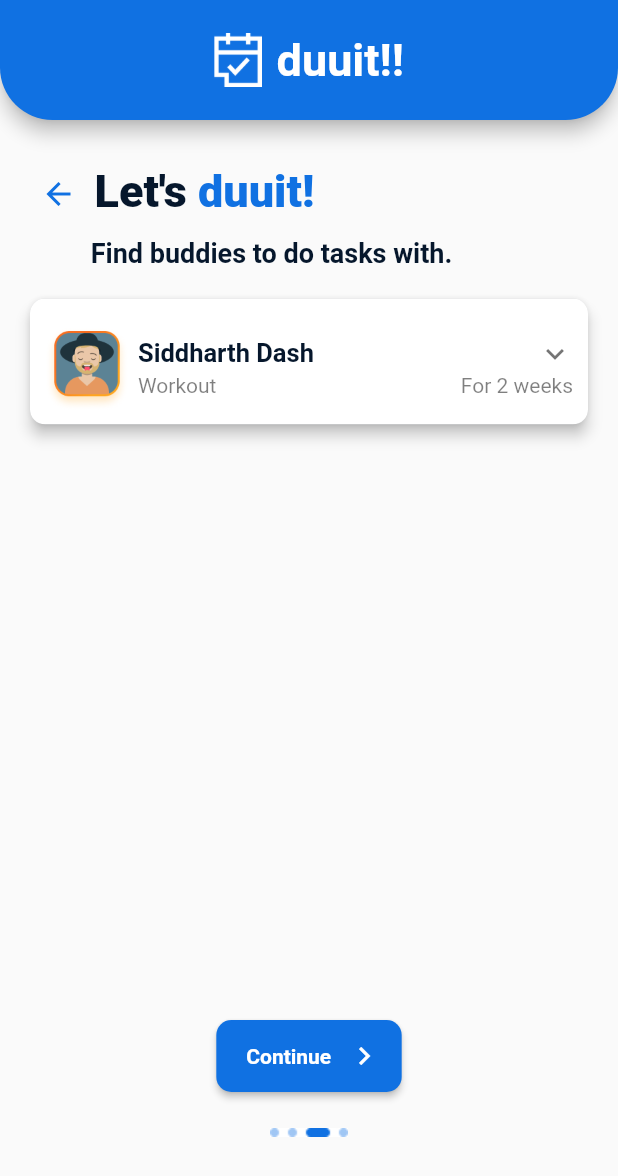
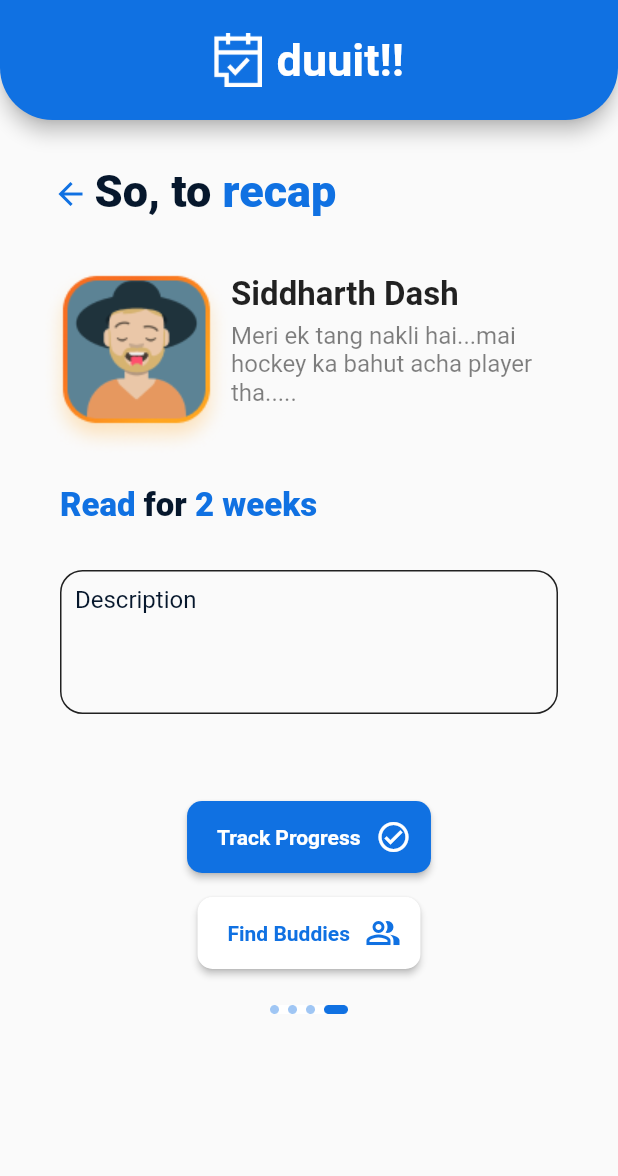
Before and after one commit to priyanshu-sekhar/duuit-app, a Flutter app: the OnboardingScreen4 screen opened by its route, on a phone screen of 412 x 824 dp. Shown: the top 1176 px of the screen. Run offline on Flutter 3.47's test engine with Material 2 defaults, Android fonts, the phone set to English and light mode, and no system bars.

Commit message:
added onboardingscreen5, swapped screens + formatting fixes

```diff
--- a/lib/src/app.dart
+++ b/lib/src/app.dart
@@ -4,6 +4,7 @@ import 'package:duuit/src/screens/onboarding/onboarding_screen_1.dart';
 import 'package:duuit/src/screens/onboarding/onboarding_screen_2.dart';
 import 'package:duuit/src/screens/onboarding/onboarding_screen_3.dart';
 import 'package:duuit/src/screens/onboarding/onboarding_screen_4.dart';
+import 'package:duuit/src/screens/onboarding/onboarding_screen_5.dart';
 import 'package:flutter/cupertino.dart';
 import 'package:flutter/material.dart';
 
@@ -14,14 +15,21 @@ class App extends StatelessWidget {
       child: MaterialApp(
         title: 'duuit!!',
         theme: ThemeData(
-          primaryColor: Color(0xFF1071E2)
+          primaryColor: Color(0xFF1071E2),
+          pageTransitionsTheme: PageTransitionsTheme(
+              builders: {
+                TargetPlatform.android: CupertinoPageTransitionsBuilder(),
+                TargetPlatform.iOS: CupertinoPageTransitionsBuilder()
+              }
+          ),
         ),
         routes: {
           '/': (context) => LoginScreen(),
           OnboardingScreen1.route: (context) => OnboardingScreen1(),
           OnboardingScreen2.route: (context) => OnboardingScreen2(),
           OnboardingScreen3.route: (context) => OnboardingScreen3(),
-          OnboardingScreen4.route: (context) => OnboardingScreen4()
+          OnboardingScreen4.route: (context) => OnboardingScreen4(),
+          OnboardingScreen5.route: (context) => OnboardingScreen5()
         },
       ),
     );
--- a/lib/src/screens/login_screen.dart
+++ b/lib/src/screens/login_screen.dart
@@ -13,13 +13,18 @@ class LoginScreen extends StatelessWidget {
 
     return Scaffold(
       appBar: AppBar(
-        title: Column(
+        title: Container(
+          alignment: Alignment.center,
+          child: Column(
+            crossAxisAlignment: CrossAxisAlignment.center,
+            mainAxisAlignment: MainAxisAlignment.center,
             children: [
               Padding(padding: EdgeInsets.only(top: toolbarHeight - 200)),
               Logo(height: 90),
               Padding(padding: EdgeInsets.only(bottom: 20.0)),
               AppTitle(fontSize: 42.0)
             ],
+          ),
         ),
         toolbarHeight: toolbarHeight,
         shape: RoundedRectangleBorder(
--- a/lib/src/screens/onboarding/onboarding_screen_1.dart
+++ b/lib/src/screens/onboarding/onboarding_screen_1.dart
@@ -2,6 +2,7 @@ import 'package:duuit/src/screens/onboarding/onboarding_screen_2.dart';
 import 'package:duuit/src/widgets/continue_button.dart';
 import 'package:duuit/src/widgets/header.dart';
 import 'package:duuit/src/widgets/onboarding_header.dart';
+import 'package:duuit/src/widgets/profile_pic.dart';
 import 'package:flutter/cupertino.dart';
 import 'package:flutter/material.dart';
 
@@ -29,7 +30,7 @@ class OnboardingScreen1 extends StatelessWidget {
         mainAxisAlignment: MainAxisAlignment.start,
         children: [
           Padding(padding: EdgeInsets.only(top: 70)),
-          profilePic(),
+          ProfilePic(),
           userName(),
           Padding(padding: EdgeInsets.only(bottom: 15)),
           userBio(),
@@ -46,13 +47,6 @@ class OnboardingScreen1 extends StatelessWidget {
   Widget backButton(BuildContext context) {
     return Positioned(
       child: BackButton(),
-    );
-  }
-
-  Widget profilePic() {
-    return Container(
-      decoration: BoxDecoration(borderRadius: BorderRadius.circular(20)),
-      child: Image.asset('assets/profile_pic.png'),
     );
   }
 
--- a/lib/src/screens/onboarding/onboarding_screen_3.dart
+++ b/lib/src/screens/onboarding/onboarding_screen_3.dart
@@ -1,6 +1,7 @@
 import 'package:duuit/src/args/onboarding/onboarding_screen_3_args.dart';
 import 'package:duuit/src/screens/onboarding/onboarding_screen_4.dart';
 import 'package:duuit/src/widgets/continue_button.dart';
+import 'package:duuit/src/widgets/description_field.dart';
 import 'package:duuit/src/widgets/header.dart';
 import 'package:duuit/src/widgets/onboarding_header.dart';
 import 'package:flutter/cupertino.dart';
@@ -50,15 +51,7 @@ class OnboardingScreen3 extends StatelessWidget {
   }
 
   Widget goalDescription() {
-    return Container(
-      margin: EdgeInsets.only(left: 40, right: 40),
-      child: TextField(
-        decoration: textFieldDecoration(
-            labelText: 'Description', hintText: 'I would like to achieve'),
-        minLines: 4,
-        maxLines: 4,
-      ),
-    );
+    return DescriptionField();
   }
 
   Widget doItFor() {
@@ -112,30 +105,4 @@ class OnboardingScreen3 extends StatelessWidget {
           ],
         ));
   }
-
-  InputDecoration textFieldDecoration({String hintText, String labelText}) {
-    return InputDecoration(
-      contentPadding: EdgeInsets.all(10),
-      focusedBorder: textFieldBorder(),
-      enabledBorder: textFieldBorder(),
-      labelText: labelText,
-      hintText: hintText,
-      hintStyle: TextStyle(
-        fontSize: 14.0,
-        fontWeight: FontWeight.w400,
-      ),
-      labelStyle: TextStyle(
-          fontSize: 16.0,
-          fontWeight: FontWeight.w400,
-          color: Color(0xFF06172C)),
-      alignLabelWithHint: true,
-    );
-  }
-
-  OutlineInputBorder textFieldBorder() {
-    return OutlineInputBorder(
-      borderRadius: BorderRadius.circular(15),
-      borderSide: BorderSide(color: Colors.black87),
-    );
-  }
 }
--- a/lib/src/screens/onboarding/onboarding_screen_4.dart
+++ b/lib/src/screens/onboarding/onboarding_screen_4.dart
@@ -1,18 +1,15 @@
-import 'package:duuit/src/screens/tiles/buddy_tile.dart';
-import 'package:duuit/src/widgets/continue_button.dart';
+import 'package:duuit/src/screens/onboarding/onboarding_screen_5.dart';
+import 'package:duuit/src/widgets/app_rich_text.dart';
+import 'package:duuit/src/widgets/description_field.dart';
 import 'package:duuit/src/widgets/header.dart';
 import 'package:duuit/src/widgets/onboarding_header.dart';
+import 'package:duuit/src/widgets/profile_pic.dart';
 import 'package:flutter/cupertino.dart';
 import 'package:flutter/material.dart';
 
-class OnboardingScreen4 extends StatefulWidget {
+class OnboardingScreen4 extends StatelessWidget {
   static const route = '/onboarding/4';
 
-  @override
-  OnboardingScreen4State createState() => OnboardingScreen4State();
-}
-
-class OnboardingScreen4State extends State<OnboardingScreen4> {
   @override
   Widget build(BuildContext context) {
     return Scaffold(
@@ -21,44 +18,134 @@ class OnboardingScreen4State extends State<OnboardingScreen4> {
         child: Column(
           children: [
             OnboardingHeader(
-              header: 'Let\'s ',
-              highlightedText: 'duuit!',
+              header: 'So, to ',
+              highlightedText: 'recap',
             ),
-            subtitle(),
-            Padding(padding: EdgeInsets.only(top: 20)),
+            Padding(padding: EdgeInsets.only(bottom: 20)),
             Container(
-              padding: EdgeInsets.only(left: 20, right: 20),
-              child: buddyList(),
+              margin: EdgeInsets.only(left: 28, right: 36),
+              child: recapContent(),
             ),
-            Spacer(),
+            Padding(padding: EdgeInsets.only(bottom: 20)),
+            Container(
+              margin: EdgeInsets.only(left: 40),
+              alignment: AlignmentDirectional.topStart,
+              child: AppRichText(
+                leadingText: 'Read ',
+                header: 'for ',
+                highlightedText: '2 weeks',
+                fontSize: 22,
+              ),
+            ),
+            Padding(padding: EdgeInsets.only(bottom: 30)),
+            DescriptionField(),
+            Padding(padding: EdgeInsets.only(bottom: 58)),
+            trackProgressButton(context),
+            Padding(padding: EdgeInsets.only(bottom: 16)),
+            findBuddiesButton(context),
             Padding(padding: EdgeInsets.only(top: 24)),
-            ContinueButton(),
-            Padding(padding: EdgeInsets.only(top: 24)),
-            Image.asset('assets/g3.jpg'),
-            Padding(padding: EdgeInsets.only(bottom: 66))
+            Image.asset('assets/g4.jpg'),
           ],
         ),
       ),
     );
   }
 
-  Widget subtitle() {
-    return Transform.translate(
-      offset: Offset(-25, 0),
-      child: Text(
-        'Find buddies to do tasks with.',
-        style: TextStyle(
-          color: Color(0xFF06172C),
-          fontWeight: FontWeight.w600,
-          fontSize: 18,
-        ),
-      ),
+  Widget recapContent() {
+    return Row(
+      mainAxisSize: MainAxisSize.min,
+      crossAxisAlignment: CrossAxisAlignment.start,
+      children: [
+        ProfilePic(),
+        Padding(padding: EdgeInsets.only(left: 0)),
+        Expanded(
+            child: Column(
+              mainAxisSize: MainAxisSize.min,
+              crossAxisAlignment: CrossAxisAlignment.start,
+              mainAxisAlignment: MainAxisAlignment.start,
+              children: [
+                Padding(padding: EdgeInsets.only(bottom: 5)),
+                Text(
+                  'Siddharth Dash',
+                  style: TextStyle(
+                      fontSize: 22,
+                      fontWeight: FontWeight.w600
+                  ),
+                ),
+                Padding(padding: EdgeInsets.only(bottom: 5)),
+                Flexible(
+                  fit: FlexFit.loose,
+                  child: Text(
+                      'Meri ek tang nakli hai...mai hockey ka bahut acha player tha.....',
+                      style: TextStyle(
+                          fontSize: 16,
+                          fontWeight: FontWeight.w400,
+                          color: Color.fromRGBO(0, 0, 0, 0.5)
+                      )
+                  ),
+                )
+
+              ],
+            )
+        )
+
+      ],
     );
   }
 
-  Widget buddyList() {
-    return ListView(shrinkWrap: true, children: [
-      BuddyTile()
-    ]);
+  Widget trackProgressButton(BuildContext context) {
+    return ElevatedButton(
+      style: buttonStyle(color: Color(0xFF1071E2)),
+      child: buttonContent(
+          text: 'Track Progress',
+          color: Colors.white,
+          icon: Icons.check_circle_outline_sharp),
+      onPressed: () {
+        // Navigator.pushNamed(context, route);
+        showDialog(context: context, builder: (_) => AlertDialog(title: Text('ye kaunsa page hai ??')));
+      },
+    );
+  }
+
+  Widget findBuddiesButton(BuildContext context) {
+    return ElevatedButton(
+      style: buttonStyle(color: Colors.white),
+      child: buttonContent(
+          text: 'Find Buddies',
+          color: Color(0xFF1071E2),
+          icon: Icons.people_alt_outlined),
+      onPressed: () {
+        Navigator.pushNamed(context, OnboardingScreen5.route);
+      },
+    );
+  }
+
+  ButtonStyle buttonStyle({Color color}) {
+    return ButtonStyle(
+      backgroundColor: MaterialStateProperty.all<Color>(color),
+      shape: MaterialStateProperty.all<RoundedRectangleBorder>(
+          RoundedRectangleBorder(borderRadius: BorderRadius.circular(10))),
+      padding: MaterialStateProperty.all(
+          EdgeInsets.only(top: 12, bottom: 12, left: 20, right: 13)),
+    );
+  }
+
+  Widget buttonContent({String text, Color color, IconData icon}) {
+    return Row(
+      mainAxisSize: MainAxisSize.min,
+      children: [
+        Text(
+          text,
+          style: TextStyle(
+              color: color, fontWeight: FontWeight.w600, fontSize: 14),
+        ),
+        Padding(padding: EdgeInsets.only(right: 10)),
+        Icon(
+          icon,
+          color: color,
+        ),
+      ],
+      mainAxisAlignment: MainAxisAlignment.center,
+    );
   }
 }
--- /dev/null
+++ b/lib/src/screens/onboarding/onboarding_screen_5.dart
@@ -0,0 +1,60 @@
+import 'package:duuit/src/screens/onboarding/onboarding_screen_4.dart';
+import 'package:duuit/src/screens/tiles/buddy_tile.dart';
+import 'package:duuit/src/widgets/continue_button.dart';
+import 'package:duuit/src/widgets/header.dart';
+import 'package:duuit/src/widgets/onboarding_header.dart';
+import 'package:flutter/cupertino.dart';
+import 'package:flutter/material.dart';
+
+class OnboardingScreen5 extends StatelessWidget {
+  static const route = '/onboarding/5';
+
+  @override
+  Widget build(BuildContext context) {
+    return Scaffold(
+      appBar: Header(),
+      body: Container(
+        child: Column(
+          children: [
+            OnboardingHeader(
+              header: 'Let\'s ',
+              highlightedText: 'duuit!',
+            ),
+            subtitle(),
+            Padding(padding: EdgeInsets.only(top: 20)),
+            Container(
+              padding: EdgeInsets.only(left: 36, right: 36),
+              child: buddyList(),
+            ),
+            Spacer(),
+            Padding(padding: EdgeInsets.only(top: 24)),
+            ContinueButton(),
+            Padding(padding: EdgeInsets.only(top: 24)),
+            Image.asset('assets/g3.jpg'),
+            Padding(padding: EdgeInsets.only(bottom: 66))
+          ],
+        ),
+      ),
+    );
+  }
+
+  Widget subtitle() {
+    return Transform.translate(
+      offset: Offset(-25, 0),
+      child: Text(
+        'Find buddies to do tasks with.',
+        style: TextStyle(
+          color: Color(0xFF06172C),
+          fontWeight: FontWeight.w600,
+          fontSize: 18,
+        ),
+      ),
+    );
+  }
+
+  Widget buddyList() {
+    return ListView(shrinkWrap: true, children: [
+      BuddyTile()
+    ]);
+  }
+}
--- a/lib/src/screens/tiles/buddy_tile.dart
+++ b/lib/src/screens/tiles/buddy_tile.dart
@@ -12,7 +12,7 @@ class BuddyTile extends StatelessWidget {
       {this.profilePic = 'assets/profile_pic.png',
       this.userName = 'Siddharth Dash',
       this.description =
-          'Lorem ipsum dolor sit amet, consectetur adipiscing elit. Nisi tellus facilisis suspendisse adipiscing ac. In porttitor fusce imperdiet feugiat a volutpat.',
+          'Meri ek tang nakli hai...mai hockey ka bahut acha player tha.....ek din Uday bhai ko mere kisi baat par gussa aa gaya unhone meri hi hockey stick se meri tang tod di...par dil ke bahut ache hai turant hospital le gaye....meri nakli tang lagwayi or mujhe ye danda karid ke diya.....',
       this.goal = 'Workout',
       this.goalDuration = 'For 2 weeks'});
 
--- a/lib/src/widgets/app_back_button.dart
+++ b/lib/src/widgets/app_back_button.dart
@@ -5,7 +5,7 @@ class AppBackButton extends StatelessWidget {
   @override
   Widget build(BuildContext context) {
     return Transform.translate(
-      offset: Offset(0, -5),
+      offset: Offset(8, -5),
       child:  IconButton(
         icon: Icon(
           Icons.arrow_back,
--- /dev/null
+++ b/lib/src/widgets/app_rich_text.dart
@@ -0,0 +1,43 @@
+import 'package:flutter/material.dart';
+
+class AppRichText extends StatelessWidget {
+  final String leadingText;
+  final String header;
+  final String highlightedText;
+  final double fontSize;
+
+  AppRichText({
+    this.leadingText = '',
+    this.header,
+    this.highlightedText,
+    this.fontSize = 30
+  });
+
+  @override
+  Widget build(BuildContext context) {
+    return RichText(
+      text: TextSpan(
+          text: leadingText,
+          style: TextStyle(
+            fontSize: fontSize,
+            fontWeight: FontWeight.w800,
+            color: Color(0xFF1071E2),
+          ),
+          children: <TextSpan>[
+            TextSpan(
+              text: header,
+              style: TextStyle(
+                color: Color(0xFF06172C),
+              ),
+            ),
+            TextSpan(
+              text: highlightedText,
+              style: TextStyle(
+                color: Color(0xFF1071E2),
+              ),
+            )
+          ]),
+      softWrap: true,
+    );
+  }
+}
--- a/lib/src/widgets/continue_button.dart
+++ b/lib/src/widgets/continue_button.dart
@@ -18,7 +18,10 @@ class ContinueButton extends StatelessWidget {
       ),
       child: buttonContent(),
       onPressed: () {
-        Navigator.pushNamed(context, route);
+        if (route != null)
+          Navigator.pushNamed(context, route);
+        else
+          showDialog(context: context, builder: (_) => AlertDialog(title: Text('aage kaam chal rha hai')));
       },
     );
   }
--- /dev/null
+++ b/lib/src/widgets/description_field.dart
@@ -0,0 +1,43 @@
+import 'package:flutter/cupertino.dart';
+import 'package:flutter/material.dart';
+
+class DescriptionField extends StatelessWidget {
+  @override
+  Widget build(BuildContext context) {
+    return Container(
+      margin: EdgeInsets.only(left: 40, right: 40),
+      child: TextField(
+        decoration: textFieldDecoration(
+            labelText: 'Description', hintText: 'I would like to achieve'),
+        minLines: 4,
+        maxLines: 4,
+      ),
+    );
+  }
+
+  InputDecoration textFieldDecoration({String hintText, String labelText}) {
+    return InputDecoration(
+      contentPadding: EdgeInsets.all(10),
+      focusedBorder: textFieldBorder(),
+      enabledBorder: textFieldBorder(),
+      labelText: labelText,
+      hintText: hintText,
+      hintStyle: TextStyle(
+        fontSize: 14.0,
+        fontWeight: FontWeight.w400,
+      ),
+      labelStyle: TextStyle(
+          fontSize: 16.0,
+          fontWeight: FontWeight.w400,
+          color: Color(0xFF06172C)),
+      alignLabelWithHint: true,
+    );
+  }
+
+  OutlineInputBorder textFieldBorder() {
+    return OutlineInputBorder(
+      borderRadius: BorderRadius.circular(15),
+      borderSide: BorderSide(color: Colors.black87),
+    );
+  }
+}
--- a/lib/src/widgets/onboarding_header.dart
+++ b/lib/src/widgets/onboarding_header.dart
@@ -1,4 +1,5 @@
 import 'package:duuit/src/widgets/app_back_button.dart';
+import 'package:duuit/src/widgets/app_rich_text.dart';
 import 'package:flutter/cupertino.dart';
 
 class OnboardingHeader extends StatelessWidget {
@@ -24,25 +25,9 @@ class OnboardingHeader extends StatelessWidget {
 
   Widget buildHeader() {
     return Flexible(
-        child: RichText(
-          text: TextSpan(
-              text: header,
-              style: TextStyle(
-                  fontSize: 30,
-                  fontWeight: FontWeight.w800,
-                  color: Color(0xFF06172C)
-              ),
-              children: <TextSpan>[
-                TextSpan(
-                    text: highlightedText,
-                    style: TextStyle(
-                        color: Color(0xFF1071E2)
-                    )
-                )
-              ]
-          ),
-          softWrap: true,
-        )
-    );
+        child: AppRichText(
+      header: header,
+      highlightedText: highlightedText,
+    ));
   }
 }
--- /dev/null
+++ b/lib/src/widgets/profile_pic.dart
@@ -0,0 +1,11 @@
+import 'package:flutter/cupertino.dart';
+
+class ProfilePic extends StatelessWidget {
+  @override
+  Widget build(BuildContext context) {
+    return Container(
+      decoration: BoxDecoration(borderRadius: BorderRadius.circular(20)),
+      child: Image.asset('assets/profile_pic.png'),
+    );
+  }
+}
--- a/pubspec.yaml
+++ b/pubspec.yaml
@@ -28,7 +28,7 @@ dependencies:
   # The following adds the Cupertino Icons font to your application.
   # Use with the CupertinoIcons class for iOS style icons.
   cupertino_icons: ^1.0.2
-  expandable: ^5.0.1
+  flutter_launcher_icons: ^0.9.0
 
 dev_dependencies:
   flutter_test:
```
Also changed, not shown: assets/2.0x/g4.jpg (added), assets/3.0x/g4.jpg (added), assets/g4.jpg (added), pubspec.lock. Lines whose indentation alone changed are shown as unchanged.
